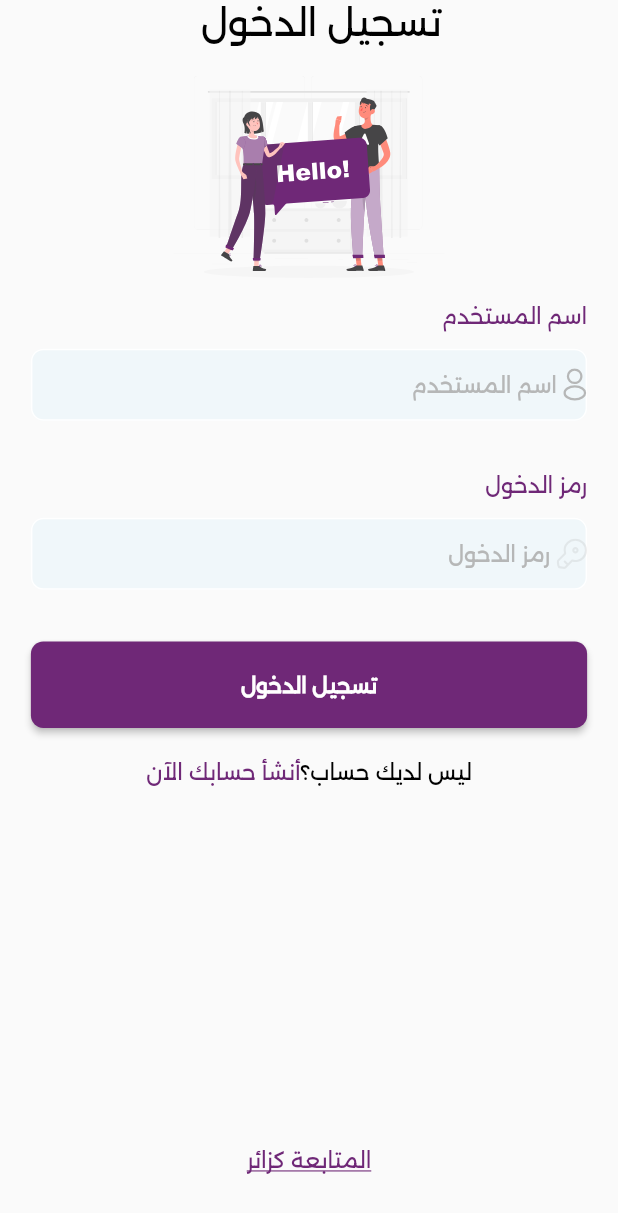
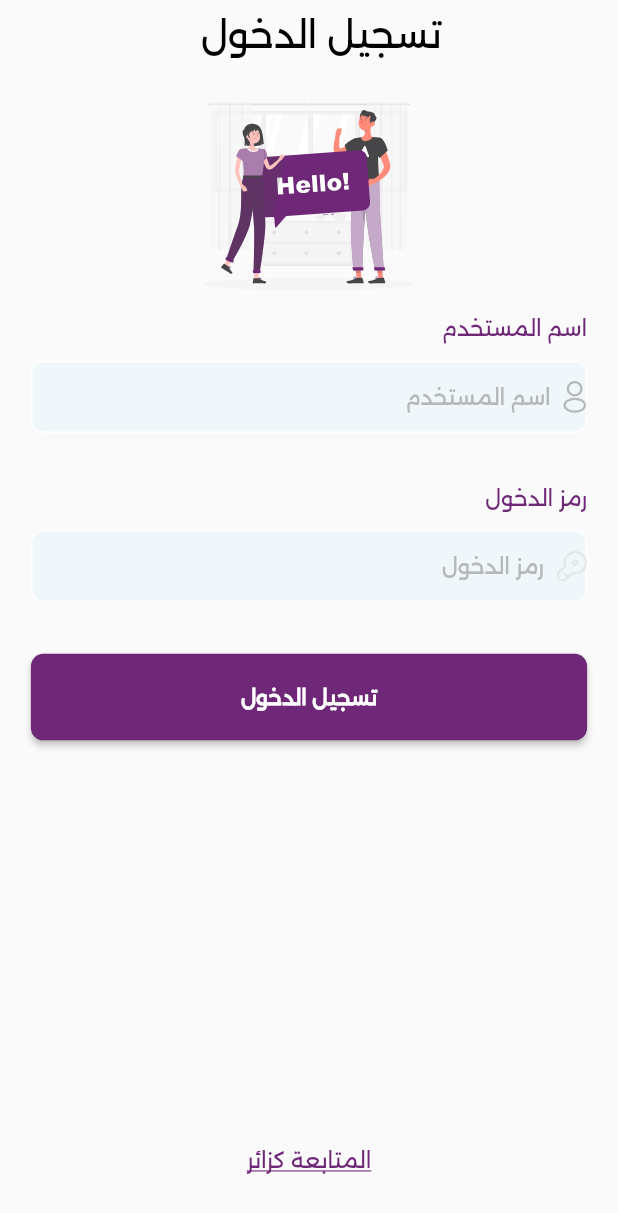
Before and after one commit to YamenAbuAlros/darrebni_project, a Flutter app: the screen it shows after launch, on a phone screen of 412 x 824 dp. Shown: the top 1213 px of the screen. Run offline on Flutter 3.47's test engine with Material 2 defaults, Android fonts, the phone set to English and light mode, and no system bars; our stand-ins replace bot_toast, carousel_slider, connectivity_plus, flutter_spinkit, flutter_svg, get and 1 more; project files that could hold a hidden picture were left out.

Commit message:
custom Rich Text added

```diff
--- a/lib/app/my_app.dart
+++ b/lib/app/my_app.dart
@@ -8,6 +8,7 @@ import 'package:provider/provider.dart';
 import 'package:template/ui/views/login_view/login_view.dart';
 
 import '../core/utilis/general_util.dart';
+
 
 class MyApp extends StatelessWidget {
   const MyApp({super.key});
--- a/lib/ui/shared/custom_widgets/custom_tap_bar.dart
+++ b/lib/ui/shared/custom_widgets/custom_tap_bar.dart
@@ -22,6 +22,7 @@ class CustomTapBar extends StatelessWidget {
   Widget build(BuildContext context) {
     return Column(
       children: [
+        (height * 0.01).sbh,
         Row(
           mainAxisAlignment: iconName != null
               ? MainAxisAlignment.spaceBetween
--- a/lib/ui/shared/custom_widgets/custom_textfield.dart
+++ b/lib/ui/shared/custom_widgets/custom_textfield.dart
@@ -38,7 +38,7 @@ class CustomTextField extends StatelessWidget {
 
       decoration: InputDecoration(
         prefix: SizedBox(
-          width: width * 0.01,
+          width: width * 0.02,
         ),
         prefixIcon: SvgPicture.asset(
           "assets/images/$iconName.svg",
--- a/lib/ui/views/login_view/login_view.dart
+++ b/lib/ui/views/login_view/login_view.dart
@@ -1,7 +1,6 @@
 import 'package:flutter/material.dart';
 import 'package:get/get.dart';
 import 'package:template/ui/shared/colors.dart';
-import 'package:template/ui/shared/custom_widgets/custom_app_bar.dart';
 import 'package:template/ui/shared/custom_widgets/custom_button.dart';
 import 'package:template/ui/shared/custom_widgets/custom_text.dart';
 import 'package:template/ui/shared/custom_widgets/custom_textfield.dart';
@@ -58,23 +57,7 @@ class _LoginViewState extends State<LoginView> {
                   textColor: AppColors.mainWhite,
                 ),
                 (width * 0.05).sbh,
-                Row(
-                  mainAxisAlignment: MainAxisAlignment.center,
-                  children: [
-                    CustomText(
-                      text: 'ليس لديك حساب؟',
-                      textcolor: AppColors.mainBlack,
-                    ),
-                    InkWell(
-                      onTap: () {
-                        Get.off(const RegisterView());
-                      },
-                      child: const CustomText(
-                        text: 'أنشأ حسابك الآن',
-                      ),
-                    ),
-                  ],
-                ),
+
                 const Spacer(),
                 InkWell(
                   onTap: () {
--- a/lib/ui/views/main_view/home_view/home_view.dart
+++ b/lib/ui/views/main_view/home_view/home_view.dart
@@ -151,8 +151,8 @@ class _HomeViewState extends State<HomeView> {
                   ),
                 ),
                 (height * 0.025).sbh,
-                Visibility(
-                    visible: controller.gridLength.value > 4,
+              Obx(() =>   Visibility(
+                    visible: controller.gridLength.value == 6,
                     child: Row(
                       mainAxisAlignment: MainAxisAlignment.spaceAround,
                       children: List.generate(2, (index) {
@@ -170,7 +170,7 @@ class _HomeViewState extends State<HomeView> {
                           ],
                         );
                       }),
-                    )),
+                    )),),
               ],
             ),
           ),
--- a/lib/ui/views/main_view/main_controller.dart
+++ b/lib/ui/views/main_view/main_controller.dart
@@ -8,7 +8,7 @@ class MainController extends GetxController {
   RxInt lengthList = 0.obs;
   RxInt currentIndex = 1.obs;
   var selected = BottomNavigationEnum.HOME.obs;
-  PageController pageViewController = PageController(initialPage: 0);
+  PageController pageViewController = PageController(initialPage: 1);
   void animatedToPage(selectedEnum, pageNumber) {
     print(pageNumber);
 
```
Also changed, not shown: lib/ui/shared/custom_widgets/custom_rich_text.dart (added, +33 -0 lines), lib/ui/views/main_view/home_view/home_controller.dart (+4 -5 lines), lib/ui/views/main_view/profile_view/profile_view.dart (+8 -6 lines).
